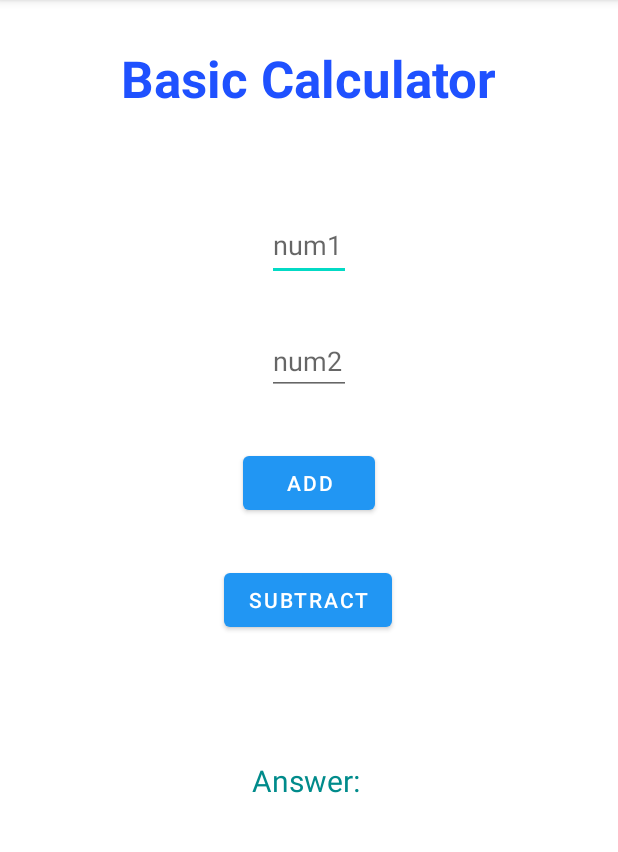
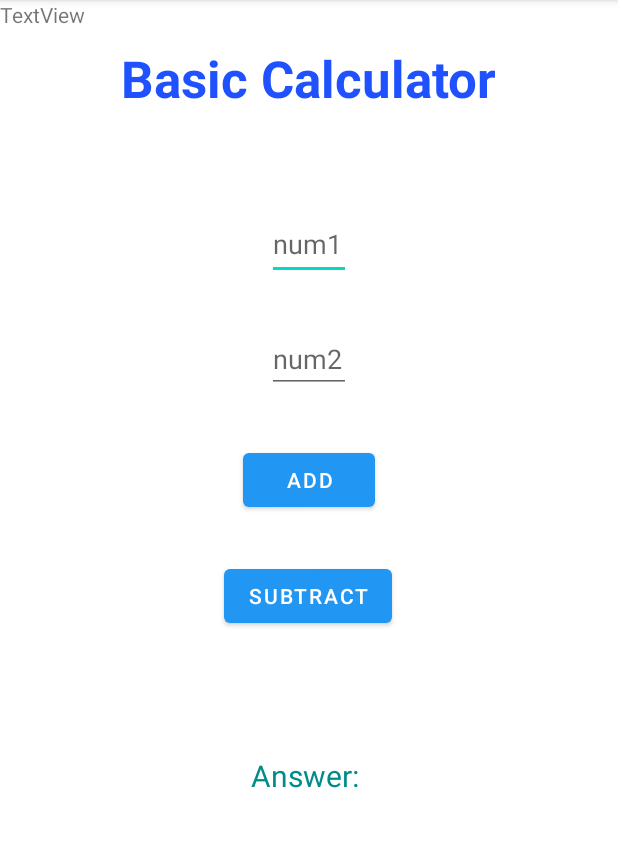
Before and after one commit to EricZhang2005/MyCalculatorApp-2-, an Android app: the screen it shows after launch (MainActivity), on a phone screen of 412 x 824 dp, the part 84-936 px from its top. Run offline under Robolectric (Android 15) with nearby library versions, the phone set to English and light mode, and no system bars.

```diff
--- a/app/src/main/java/com/example/mycalculatorapp/MainActivity.java
+++ b/app/src/main/java/com/example/mycalculatorapp/MainActivity.java
@@ -3,9 +3,11 @@ package com.example.mycalculatorapp;
 import androidx.appcompat.app.AppCompatActivity;
 
 import android.os.Bundle;
+import android.util.Log;
 import android.view.View;
 import android.widget.EditText;
 import android.widget.TextView;
+import android.widget.Toast;
 
 public class MainActivity extends AppCompatActivity {
 
@@ -13,6 +15,9 @@ public class MainActivity extends AppCompatActivity {
     protected void onCreate(Bundle savedInstanceState) {
         super.onCreate(savedInstanceState);
         setContentView(R.layout.activity_main);
+
+        //Displaying Toast with Hello Javatpoint message
+        Toast.makeText(getApplicationContext(),"Please enter values for BOTH nums",Toast.LENGTH_SHORT).show();
     }
 
     public void add(View v) {
@@ -30,6 +35,8 @@ public class MainActivity extends AppCompatActivity {
 
         // set the text for the answer
         ansTextView.setText("Answer: " + sum);
+
+
     }
 
     public void subt(View v){
@@ -38,7 +45,7 @@ public class MainActivity extends AppCompatActivity {
         EditText num2EditText = (EditText) findViewById(R.id.num2EditText);
         TextView ansTextView = (TextView) findViewById(R.id.ansTextView);
 
-        // get the values from the EditText boxes and convert tßhem to int data types
+        // get the values from the EditText boxes and convert them to int data types
         int num1 = Integer.parseInt(num1EditText.getText().toString());
         int num2 = Integer.parseInt(num2EditText.getText().toString());
 
--- a/app/src/main/res/layout/activity_main.xml
+++ b/app/src/main/res/layout/activity_main.xml
@@ -8,17 +8,18 @@
 
     <TextView
         android:id="@+id/ansTextView"
-        android:layout_width="wrap_content"
-        android:layout_height="wrap_content"
+        android:layout_width="149dp"
+        android:layout_height="31dp"
         android:layout_marginStart="167dp"
         android:layout_marginTop="5dp"
         android:layout_marginEnd="167dp"
         android:layout_marginBottom="215dp"
-        android:text="Answer: "
+        android:text="@string/ansTextView"
         android:textColor="#008b8b "
         android:textSize="20sp"
         app:layout_constraintBottom_toBottomOf="parent"
         app:layout_constraintEnd_toEndOf="parent"
+        app:layout_constraintHorizontal_bias="0.0"
         app:layout_constraintStart_toStartOf="parent"
         app:layout_constraintTop_toBottomOf="@+id/subtButton" />
 
@@ -30,7 +31,7 @@
         android:layout_marginTop="29dp"
         android:layout_marginEnd="80dp"
         android:layout_marginBottom="252dp"
-        android:text="Basic Calculator"
+        android:text="@string/titleTextView"
         android:textColor="@color/ColorText"
         android:textColorHint="@color/ColorText"
         android:textSize="34sp"
@@ -50,7 +51,7 @@
         android:layout_marginEnd="178dp"
         android:layout_marginBottom="14dp"
         android:ems="10"
-        android:hint="num1"
+        android:hint="@string/num1EditText"
         android:inputType="textPersonName"
         app:layout_constraintBottom_toTopOf="@+id/num2EditText"
         app:layout_constraintEnd_toEndOf="parent"
@@ -66,7 +67,7 @@
         android:layout_marginEnd="178dp"
         android:layout_marginBottom="14dp"
         android:ems="10"
-        android:hint="num2"
+        android:hint="@string/num2EditText"
         android:inputType="textPersonName"
         app:layout_constraintBottom_toTopOf="@+id/addButton"
         app:layout_constraintEnd_toEndOf="parent"
@@ -81,7 +82,8 @@
         android:layout_marginTop="1dp"
         android:layout_marginEnd="162dp"
         android:layout_marginBottom="9dp"
-        android:text="ADD"
+        android:onClick="add"
+        android:text="@string/addButton"
         app:layout_constraintBottom_toTopOf="@+id/subtButton"
         app:layout_constraintEnd_toEndOf="parent"
         app:layout_constraintStart_toStartOf="parent"
@@ -95,13 +97,21 @@
         android:layout_marginTop="2dp"
         android:layout_marginEnd="150dp"
         android:layout_marginBottom="58dp"
-        android:text="SUBTRACT"
+        android:onClick="subt"
+        android:text="@string/subtButton"
         app:layout_constraintBottom_toTopOf="@+id/ansTextView"
         app:layout_constraintEnd_toEndOf="parent"
         app:layout_constraintHorizontal_bias="0.0"
         app:layout_constraintStart_toStartOf="parent"
         app:layout_constraintTop_toBottomOf="@+id/addButton" />
 
+    <TextView
+        android:id="@+id/textView"
+        android:layout_width="wrap_content"
+        android:layout_height="wrap_content"
+        android:text="TextView"
+        tools:layout_editor_absoluteX="176dp"
+        tools:layout_editor_absoluteY="440dp" />
 
 
 </androidx.constraintlayout.widget.ConstraintLayout>
--- a/app/src/main/res/values/colors.xml
+++ b/app/src/main/res/values/colors.xml
@@ -6,6 +6,6 @@
     <color name="teal_200">#FF03DAC5</color>
     <color name="teal_700">#FF018786</color>
     <color name="black">#FF000000</color>
-    <color name="white">#FFFFFFFF</color>
+    <color name="white">#FFFFFF</color>
     <color name="ColorText">#1F51FF</color>
 </resources>
--- a/app/src/main/res/values/strings.xml
+++ b/app/src/main/res/values/strings.xml
@@ -1,3 +1,10 @@
 <resources xmlns:android="http://schemas.android.com/apk/res/android">
     <string name="app_name">Eric Calculator</string>
+    <string name="ansTextView">Answer:</string>
+    <string name="titleTextView">Basic Calculator</string>
+    <string name="num1EditText">num1</string>
+    <string name="num2EditText">num2</string>
+    <string name="addButton">ADD</string>
+    <string name="subtButton">SUBTRACT</string>
+
 </resources>
--- a/app/src/main/res/values/themes.xml
+++ b/app/src/main/res/values/themes.xml
@@ -3,7 +3,7 @@
     <style name="Theme.MyCalculatorApp" parent="Theme.MaterialComponents.DayNight.DarkActionBar">
         <!-- Primary brand color. -->
         <item name="colorPrimary">@color/purple_500</item>
-        <item name="colorPrimaryVariant">@color/purple_700</item>
+        <item name="colorPrimaryVariant">@color/ColorText</item>
         <item name="colorOnPrimary">@color/white</item>
         <!-- Secondary brand color. -->
         <item name="colorSecondary">@color/teal_200</item>
```
